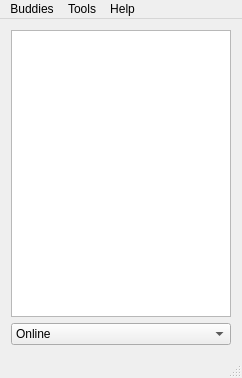
Above: mainwindow.ui from wernix/messenger before the change. Below: the same form after it.
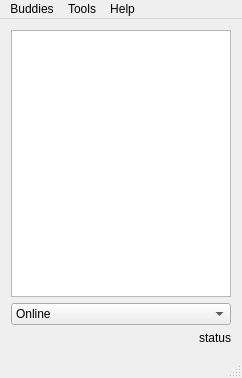
That is the form after the change. Icons and pictures are not drawn.

Commit message: fixed changing status and added actual conn. status in statusBar

The edit to the form file:
```diff
--- a/mainwindow.ui
+++ b/mainwindow.ui
@@ -64,6 +64,13 @@
       </item>
      </widget>
     </item>
+    <item alignment="Qt::AlignRight">
+     <widget class="QLabel" name="socketStateLabel">
+      <property name="text">
+       <string>status</string>
+      </property>
+     </widget>
+    </item>
    </layout>
   </widget>
   <widget class="QStatusBar" name="statusBar"/>
```
The commit also changes 1 other file.
